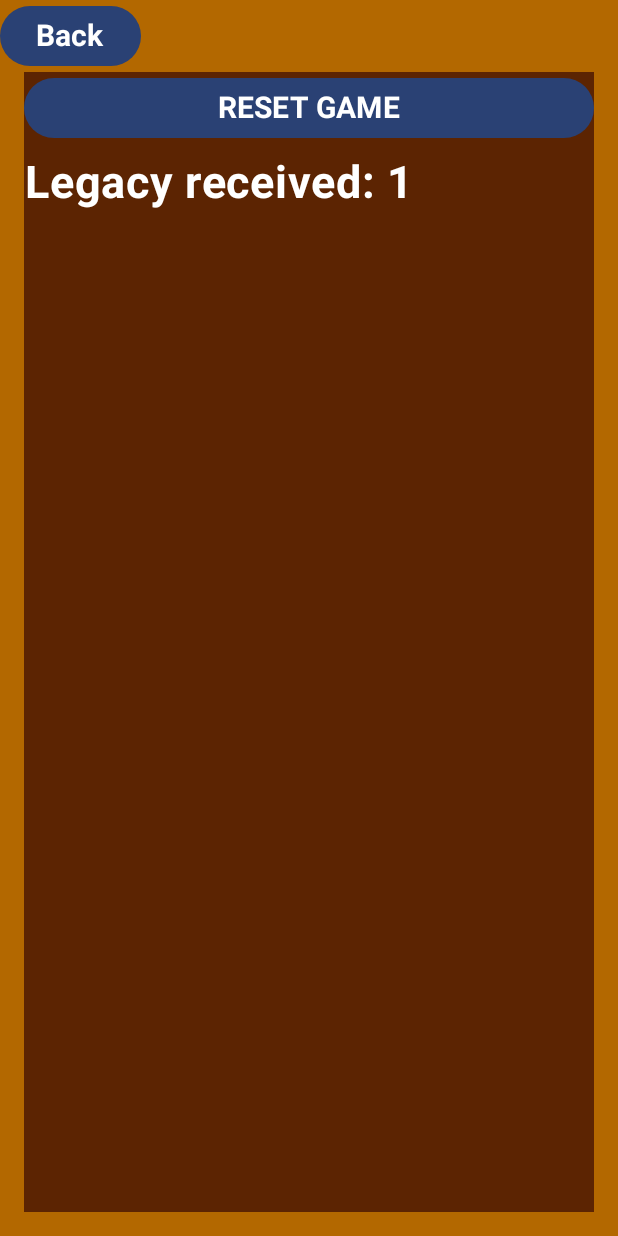
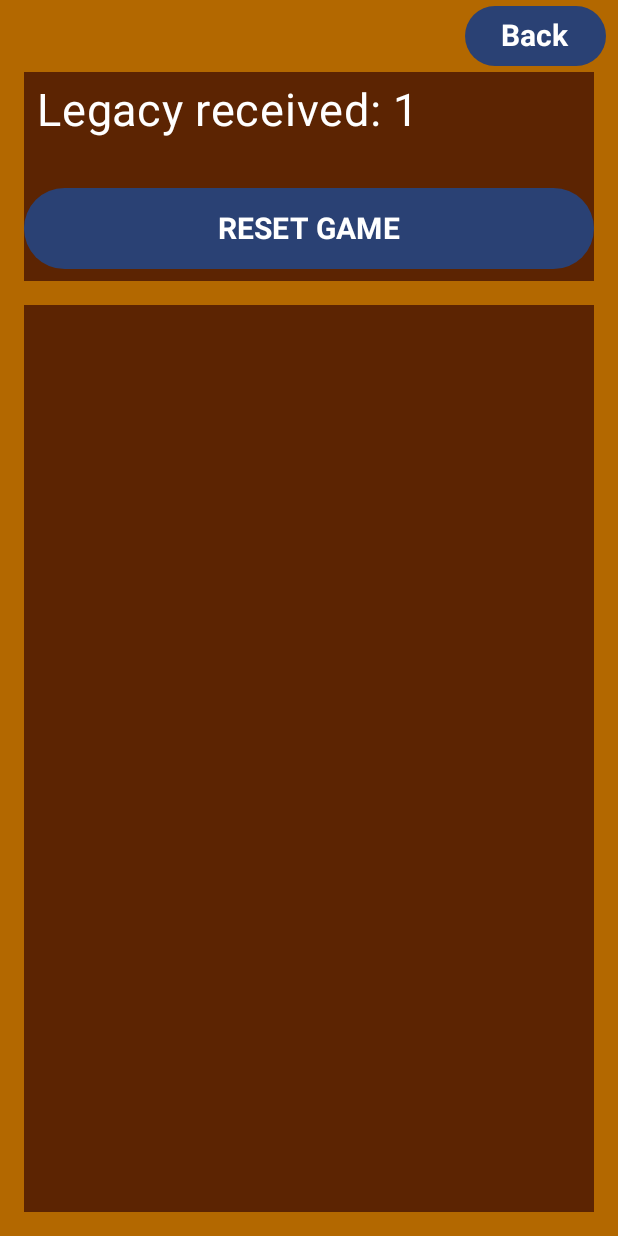
Before and after one commit to Remmy7/semestralnaPraca_VAMZ, an Android app built with Jetpack Compose: the legacy_menu screen opened through its navigation route, on a phone screen of 412 x 824 dp. Run offline under Robolectric (Android 15) with nearby library versions, the phone set to English and light mode, and no system bars.

Commit message:
Zmena na array pre spelly, úprava legacy

```diff
--- a/app/src/main/java/com/example/semestralnapraca_vamz/ui/LegacyMenu.kt
+++ b/app/src/main/java/com/example/semestralnapraca_vamz/ui/LegacyMenu.kt
@@ -44,6 +44,7 @@ fun LegacyMenu(
     builder.setPositiveButton("YES") { dialog, which ->
         viewModel.resetGame()
         dialog.dismiss()
+        navController.navigate("main_menu")
     }
 
     builder.setNegativeButton("Decline") { dialog, which ->
@@ -60,6 +61,9 @@ fun LegacyMenuContent(
     navController: NavController,
     builder: AlertDialog.Builder
 ) {
+    if(isLandscape) {
+
+    } else {
         Column(
             modifier = Modifier
                 .fillMaxSize()
@@ -71,18 +75,30 @@ fun LegacyMenuContent(
                 },
                 modifier = Modifier
                     .padding(end = 8.dp)
+                    .align(Alignment.End)
             ) {
                 Text(text = "Back", fontSize = 20.sp, fontWeight = FontWeight.Bold)
             }
             Column(
                 modifier = Modifier
-                .fillMaxHeight(1f)
+                    .fillMaxHeight(0.2f)
                     .fillMaxWidth()
-                .padding(start = 16.dp, end = 16.dp, bottom=16.dp)
+                    .padding(start = 16.dp, end = 16.dp, bottom = 16.dp)
                     .background(Color(0xFF5C2402)),
                 verticalArrangement = Arrangement.SpaceEvenly
             )
             {
+
+                Text(
+                    text = "Legacy received: " + viewModel.legacyReceived.value,
+                    modifier = Modifier
+                        .padding(start = 8.dp, bottom = 8.dp, top = 8.dp)
+                        .weight(1f)
+                        .wrapContentWidth(Alignment.CenterHorizontally),
+                    style = MaterialTheme.typography.bodyLarge.copy(fontSize = 30.sp),
+                    color = Color.White,
+                    textAlign = TextAlign.Center
+                )
                 Button(
                     onClick = {
                         val dialog = builder.create()
@@ -91,21 +107,24 @@ fun LegacyMenuContent(
                     modifier = Modifier
                         .align(Alignment.CenterHorizontally)
                         .fillMaxWidth()
+                        .fillMaxHeight(0.5f)
+                        .padding(bottom = 8.dp, top = 8.dp)
 
                 ) {
                     Text(text = "RESET GAME", fontSize = 20.sp, fontWeight = FontWeight.Bold)
                 }
-            Text(
-                text = "Legacy received: " + viewModel.legacyReceived.value,
+            }
+            Column(
                 modifier = Modifier
-                    .padding(bottom = 8.dp, top = 8.dp)
-                    .weight(1f)
-                    .wrapContentWidth(Alignment.CenterHorizontally),
-                style = MaterialTheme.typography.bodyLarge.copy(fontSize = 30.sp),
-                color = Color.White,
-                fontWeight = FontWeight.Bold,
-                textAlign = TextAlign.Center
+                    .fillMaxHeight(1f)
+                    .fillMaxWidth()
+                    .padding(start = 16.dp, end = 16.dp, bottom = 16.dp)
+                    .background(Color(0xFF5C2402)),
+                verticalArrangement = Arrangement.SpaceEvenly
             )
+            {
+
+            }
         }
     }
 }
```
Also changed, not shown: app/src/main/java/com/example/semestralnapraca_vamz/Spell.kt (added, +8 -0 lines), app/src/main/java/com/example/semestralnapraca_vamz/ui/FightMenu.kt (+16 -30 lines), app/src/main/java/com/example/semestralnapraca_vamz/viewModels/FightMenuViewModel.kt (+17 -1 lines). Lines whose indentation alone changed are shown as unchanged.
